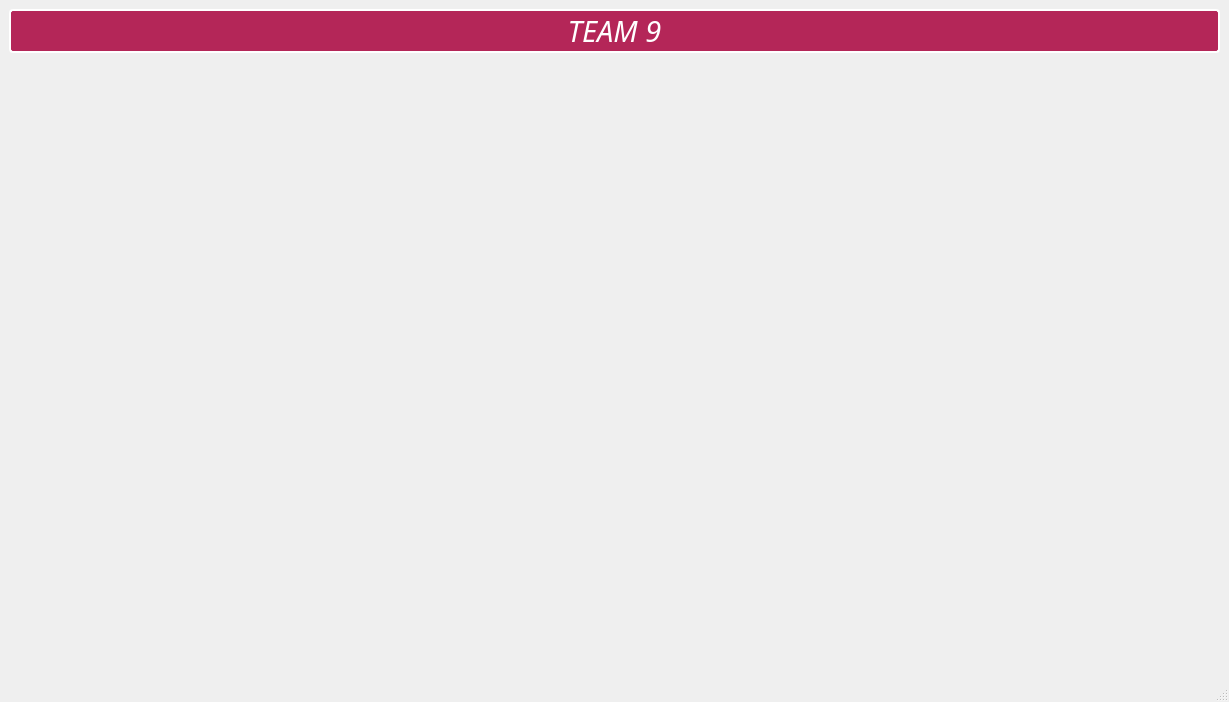
Before: the Qt Designer form mainwindow.ui in EslamAsfour/XML_Editor, drawn with Qt 5.
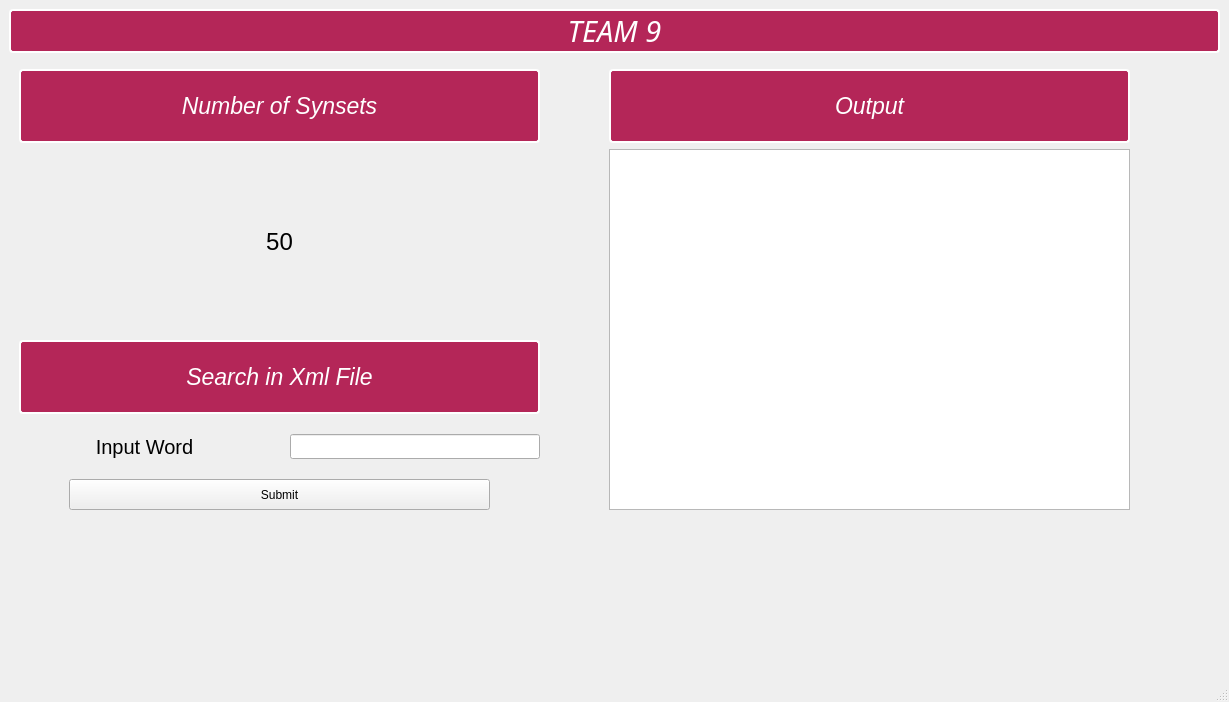
After: the same form once the commit is applied. The open tabs and pages were chosen to show the change. Icons and pictures are not drawn.

Diff of the .ui file:
```diff
--- a/mainwindow.ui
+++ b/mainwindow.ui
@@ -384,7 +384,254 @@
         </item>
        </layout>
       </widget>
-      <widget class="QWidget" name="Page2"/>
+      <widget class="QWidget" name="Page2">
+       <widget class="QWidget" name="layoutWidget">
+        <property name="geometry">
+         <rect>
+          <x>10</x>
+          <y>10</y>
+          <width>1111</width>
+          <height>441</height>
+         </rect>
+        </property>
+        <layout class="QHBoxLayout" name="horizontalLayout_2">
+         <item>
+          <layout class="QVBoxLayout" name="verticalLayout_7">
+           <item>
+            <layout class="QVBoxLayout" name="verticalLayout_3">
+             <item>
+              <widget class="QLabel" name="label_5">
+               <property name="sizePolicy">
+                <sizepolicy hsizetype="Preferred" vsizetype="Fixed">
+                 <horstretch>0</horstretch>
+                 <verstretch>0</verstretch>
+                </sizepolicy>
+               </property>
+               <property name="minimumSize">
+                <size>
+                 <width>0</width>
+                 <height>74</height>
+                </size>
+               </property>
+               <property name="font">
+                <font>
+                 <pointsize>17</pointsize>
+                 <weight>50</weight>
+                 <italic>true</italic>
+                 <bold>false</bold>
+                </font>
+               </property>
+               <property name="styleSheet">
+                <string notr="true">background-color:  rgb(180, 38, 88);
+color : rgb(255, 255, 255);
+border: 2px solid white;
+ border-radius: 4px;</string>
+               </property>
+               <property name="text">
+                <string>Number of Synsets</string>
+               </property>
+               <property name="alignment">
+                <set>Qt::AlignCenter</set>
+               </property>
+              </widget>
+             </item>
+             <item>
+              <widget class="QLabel" name="label_2">
+               <property name="minimumSize">
+                <size>
+                 <width>0</width>
+                 <height>50</height>
+                </size>
+               </property>
+               <property name="font">
+                <font>
+                 <pointsize>18</pointsize>
+                </font>
+               </property>
+               <property name="text">
+                <string>50</string>
+               </property>
+               <property name="alignment">
+                <set>Qt::AlignCenter</set>
+               </property>
+              </widget>
+             </item>
+            </layout>
+           </item>
+           <item>
+            <layout class="QVBoxLayout" name="verticalLayout_2">
+             <property name="spacing">
+              <number>20</number>
+             </property>
+             <item>
+              <widget class="QLabel" name="label_3">
+               <property name="sizePolicy">
+                <sizepolicy hsizetype="Preferred" vsizetype="Fixed">
+                 <horstretch>0</horstretch>
+                 <verstretch>0</verstretch>
+                </sizepolicy>
+               </property>
+               <property name="minimumSize">
+                <size>
+                 <width>0</width>
+                 <height>74</height>
+                </size>
+               </property>
+               <property name="font">
+                <font>
+                 <pointsize>17</pointsize>
+                 <weight>50</weight>
+                 <italic>true</italic>
+                 <bold>false</bold>
+                </font>
+               </property>
+               <property name="styleSheet">
+                <string notr="true">background-color:  rgb(180, 38, 88);
+color : rgb(255, 255, 255);
+border: 2px solid white;
+ border-radius: 4px;</string>
+               </property>
+               <property name="text">
+                <string>Search in Xml File</string>
+               </property>
+               <property name="alignment">
+                <set>Qt::AlignCenter</set>
+               </property>
+              </widget>
+             </item>
+             <item>
+              <layout class="QVBoxLayout" name="verticalLayout">
+               <item>
+                <layout class="QHBoxLayout" name="horizontalLayout">
+                 <item>
+                  <widget class="QLabel" name="label_4">
+                   <property name="font">
+                    <font>
+                     <pointsize>15</pointsize>
+                    </font>
+                   </property>
+                   <property name="text">
+                    <string>Input Word</string>
+                   </property>
+                   <property name="alignment">
+                    <set>Qt::AlignCenter</set>
+                   </property>
+                   <property name="buddy">
+                    <cstring>lineEdit_Word</cstring>
+                   </property>
+                  </widget>
+                 </item>
+                 <item>
+                  <widget class="QLineEdit" name="lineEdit_Word">
+                   <property name="sizePolicy">
+                    <sizepolicy hsizetype="Minimum" vsizetype="Fixed">
+                     <horstretch>0</horstretch>
+                     <verstretch>0</verstretch>
+                    </sizepolicy>
+                   </property>
+                   <property name="minimumSize">
+                    <size>
+                     <width>0</width>
+                     <height>25</height>
+                    </size>
+                   </property>
+                  </widget>
+                 </item>
+                </layout>
+               </item>
+               <item>
+                <widget class="QPushButton" name="Submit_Word">
+                 <property name="sizePolicy">
+                  <sizepolicy hsizetype="Expanding" vsizetype="Fixed">
+                   <horstretch>0</horstretch>
+                   <verstretch>0</verstretch>
+                  </sizepolicy>
+                 </property>
+                 <property name="minimumSize">
+                  <size>
+                   <width>0</width>
+                   <height>31</height>
+                  </size>
+                 </property>
+                 <property name="autoFillBackground">
+                  <bool>false</bool>
+                 </property>
+                 <property name="styleSheet">
+                  <string notr="true">margin-left : 50px ; margin-right : 50px </string>
+                 </property>
+                 <property name="text">
+                  <string>Submit</string>
+                 </property>
+                </widget>
+               </item>
+              </layout>
+             </item>
+            </layout>
+           </item>
+          </layout>
+         </item>
+         <item>
+          <spacer name="horizontalSpacer">
+           <property name="orientation">
+            <enum>Qt::Horizontal</enum>
+           </property>
+           <property name="sizeType">
+            <enum>QSizePolicy::Fixed</enum>
+           </property>
+           <property name="sizeHint" stdset="0">
+            <size>
+             <width>63</width>
+             <height>20</height>
+            </size>
+           </property>
+          </spacer>
+         </item>
+         <item>
+          <layout class="QVBoxLayout" name="verticalLayout_4">
+           <item>
+            <widget class="QLabel" name="label_6">
+             <property name="sizePolicy">
+              <sizepolicy hsizetype="Preferred" vsizetype="Fixed">
+               <horstretch>0</horstretch>
+               <verstretch>0</verstretch>
+              </sizepolicy>
+             </property>
+             <property name="minimumSize">
+              <size>
+               <width>0</width>
+               <height>74</height>
+              </size>
+             </property>
+             <property name="font">
+              <font>
+               <pointsize>17</pointsize>
+               <weight>50</weight>
+               <italic>true</italic>
+               <bold>false</bold>
+              </font>
+             </property>
+             <property name="styleSheet">
+              <string notr="true">background-color:  rgb(180, 38, 88);
+color : rgb(255, 255, 255);
+border: 2px solid white;
+ border-radius: 4px;</string>
+             </property>
+             <property name="text">
+              <string>Output</string>
+             </property>
+             <property name="alignment">
+              <set>Qt::AlignCenter</set>
+             </property>
+            </widget>
+           </item>
+           <item>
+            <widget class="QTextBrowser" name="textBrowser"/>
+           </item>
+          </layout>
+         </item>
+        </layout>
+       </widget>
+      </widget>
      </widget>
     </item>
    </layout>
```
Left out of the diff: 2 changed lines with no effect on the pictures.
